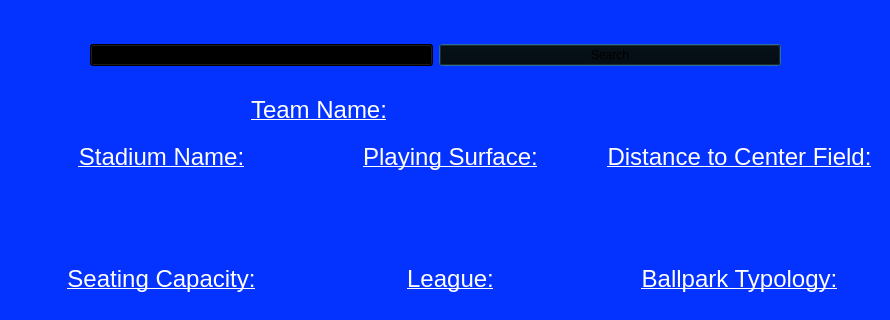
tholm1/CS1D-Project-2-Baseball, file BaseballProject2/allinfo.ui: the form before one commit; both pictures show x 0 to 890 and y 0 to 320 of the 890 by 491 pixel window.
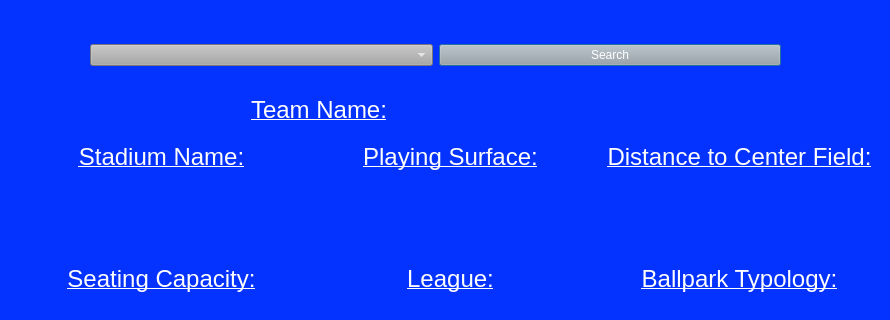
The form after the commit.

What changed in the file:
```diff
--- a/BaseballProject2/allinfo.ui
+++ b/BaseballProject2/allinfo.ui
@@ -29,14 +29,16 @@
     <item>
      <widget class="QComboBox" name="teams_combo">
       <property name="styleSheet">
-       <string notr="true">background-color: rgb(0, 0, 0)</string>
+       <string notr="true">color: rgb(255, 255, 255);
+background-color: rgb(167, 167, 167);</string>
       </property>
      </widget>
     </item>
     <item>
      <widget class="QPushButton" name="search_button">
       <property name="styleSheet">
-       <string notr="true">background-color: rgb(0, 0, 0)</string>
+       <string notr="true">color: rgb(255, 255, 255);
+background-color: rgb(167, 167, 167);</string>
       </property>
       <property name="text">
        <string>Search</string>
```
